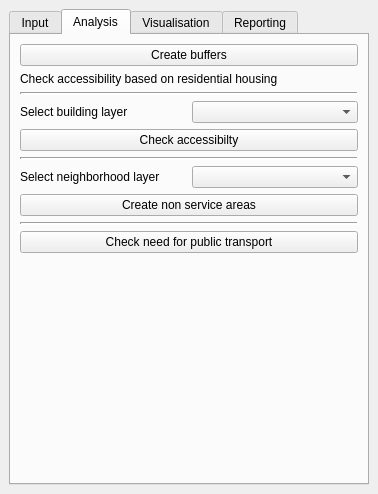
Old version of the form SpatialDecision/spatial_decision_dockwidget_base.ui in the repository Matthie456/Bon_DenDuijn.
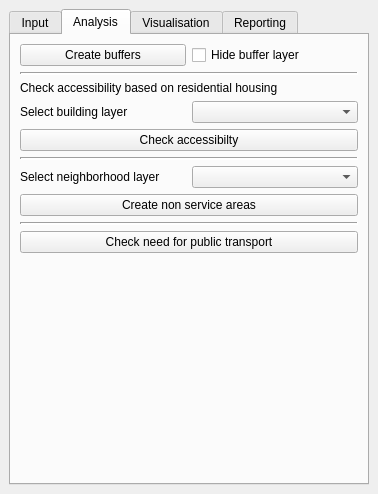
New version of the form. The open tabs and pages were chosen to show the change.

Commit message: Added hide buffers checkbox

The edit to the form file:
```diff
--- a/SpatialDecision/spatial_decision_dockwidget_base.ui
+++ b/SpatialDecision/spatial_decision_dockwidget_base.ui
@@ -111,6 +111,8 @@
         <item>
          <layout class="QVBoxLayout" name="verticalLayout_3">
           <item>
+           <layout class="QHBoxLayout" name="horizontalLayout">
+            <item>
            <widget class="QPushButton" name="bufferButton">
             <property name="text">
              <string>Create buffers</string>
@@ -118,11 +120,13 @@
            </widget>
           </item>
           <item>
-           <widget class="QLabel" name="checkaccessibilityLabel">
+             <widget class="QCheckBox" name="toggleVisibiltyCheckBox">
             <property name="text">
-             <string>Check accessibility based on residential housing</string>
-            </property>
-           </widget>
+               <string>Hide buffer layer</string>
+              </property>
+             </widget>
+            </item>
+           </layout>
           </item>
           <item>
            <widget class="Line" name="line_3">
@@ -134,6 +138,13 @@
             </property>
            </widget>
           </item>
+          <item>
+           <widget class="QLabel" name="checkaccessibilityLabel">
+            <property name="text">
+             <string>Check accessibility based on residential housing</string>
+            </property>
+           </widget>
+          </item>
           <item>
            <layout class="QVBoxLayout" name="verticalLayout_4">
             <item>
```
Left out of the diff: 2 changed lines with no effect on the pictures. Lines whose indentation alone changed are shown as unchanged. The commit also changes 1 other file.
